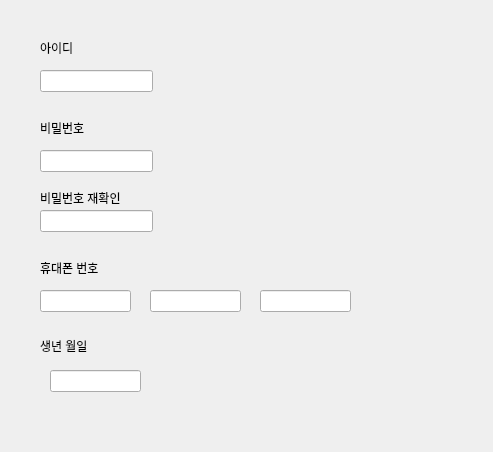
choieunchong/dental, file Dental/joinmembershipform.ui: the form before one commit.
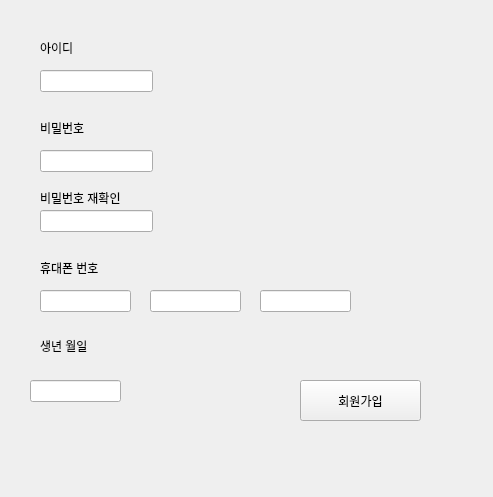
The form after the commit.

Diff of the .ui file:
```diff
--- a/Dental/joinmembershipform.ui
+++ b/Dental/joinmembershipform.ui
@@ -7,7 +7,7 @@
     <x>0</x>
     <y>0</y>
     <width>493</width>
-    <height>452</height>
+    <height>497</height>
    </rect>
   </property>
   <property name="windowTitle">
@@ -44,7 +44,7 @@
     <rect>
      <x>40</x>
      <y>190</y>
-     <width>91</width>
+     <width>121</width>
      <height>16</height>
     </rect>
    </property>
@@ -141,13 +141,26 @@
   <widget class="QLineEdit" name="lineEdit_7">
    <property name="geometry">
     <rect>
-     <x>50</x>
-     <y>370</y>
+     <x>30</x>
+     <y>380</y>
      <width>91</width>
      <height>22</height>
     </rect>
    </property>
   </widget>
+  <widget class="QPushButton" name="pushButton">
+   <property name="geometry">
+    <rect>
+     <x>300</x>
+     <y>380</y>
+     <width>121</width>
+     <height>41</height>
+    </rect>
+   </property>
+   <property name="text">
+    <string>회원가입</string>
+   </property>
+  </widget>
  </widget>
  <resources/>
  <connections/>
```
